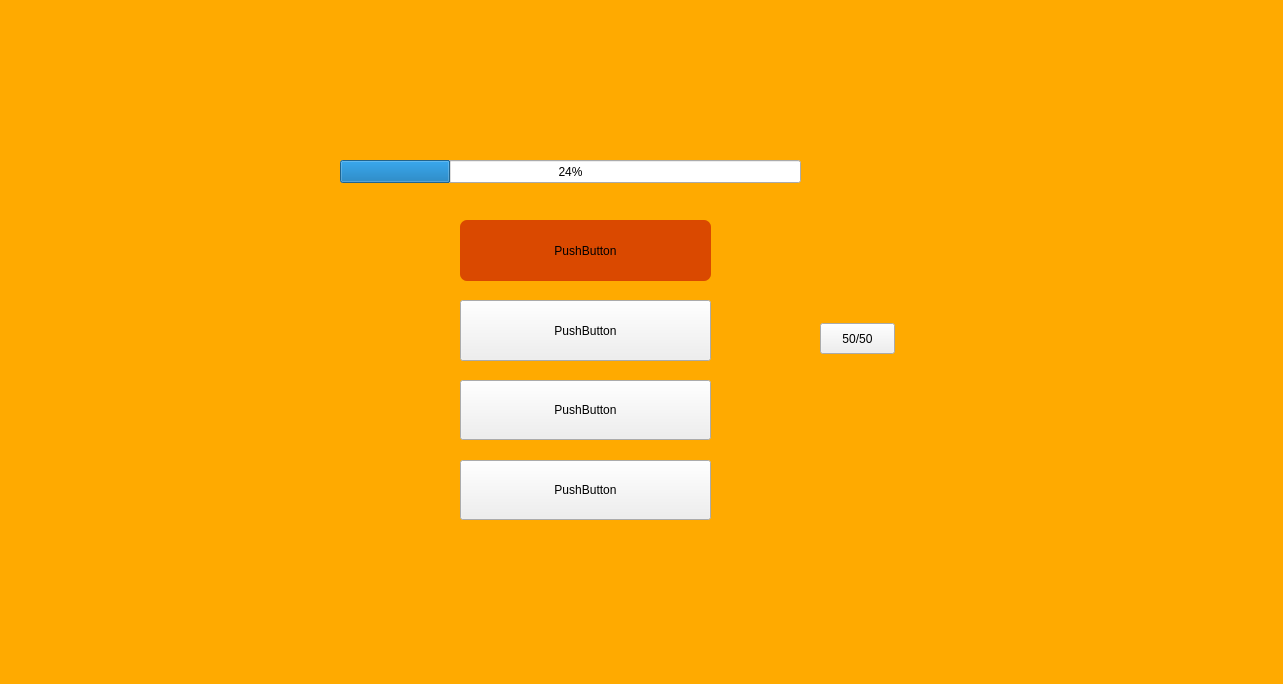
This is Client1/Play.ui in Paul-Podoleanu/ProjectModernCpp as Qt 5 draws it before an edit. The edited form follows.
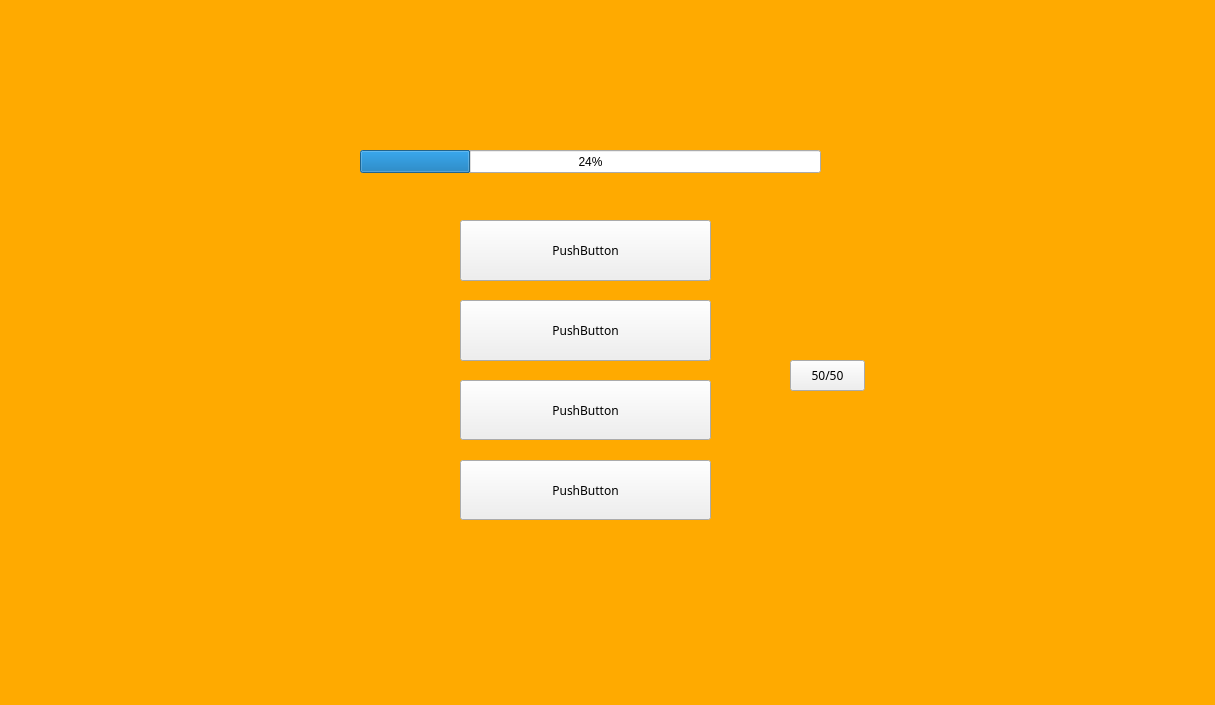
This is the edited form. Icons and pictures are not drawn.

Commit message: Modificat aspectul la Play.ui (intrebari vu variatii)

Diff of the .ui file:
```diff
--- a/Client1/Play.ui
+++ b/Client1/Play.ui
@@ -6,8 +6,8 @@
    <rect>
     <x>0</x>
     <y>0</y>
-    <width>1283</width>
-    <height>684</height>
+    <width>1215</width>
+    <height>705</height>
    </rect>
   </property>
   <property name="windowTitle">
@@ -19,10 +19,13 @@
 }</string>
   </property>
   <widget class="QWidget" name="centralWidget">
+   <property name="styleSheet">
+    <string notr="true">border-image: url(:/Poze/Resources/blank.jpg);</string>
+   </property>
    <widget class="QLabel" name="Question">
     <property name="geometry">
      <rect>
-      <x>100</x>
+      <x>110</x>
       <y>60</y>
       <width>1041</width>
       <height>41</height>
@@ -47,11 +50,15 @@
       <height>61</height>
      </rect>
     </property>
+    <property name="font">
+     <font>
+      <family>Segoe Print</family>
+     </font>
+    </property>
     <property name="styleSheet">
      <string notr="true">QPushButton{
-background-color:rgb(218, 73, 0);
-border-style:solid;
-border-radius:7px;
+border-image: transparent;
+
 }</string>
     </property>
     <property name="text">
@@ -67,6 +74,14 @@
       <height>61</height>
      </rect>
     </property>
+    <property name="font">
+     <font>
+      <family>Segoe Print</family>
+     </font>
+    </property>
+    <property name="styleSheet">
+     <string notr="true">border-image: transparent;</string>
+    </property>
     <property name="text">
      <string>PushButton</string>
     </property>
@@ -80,6 +95,14 @@
       <height>60</height>
      </rect>
     </property>
+    <property name="font">
+     <font>
+      <family>Segoe Print</family>
+     </font>
+    </property>
+    <property name="styleSheet">
+     <string notr="true">border-image: transparent;</string>
+    </property>
     <property name="text">
      <string>PushButton</string>
     </property>
@@ -93,6 +116,14 @@
       <height>60</height>
      </rect>
     </property>
+    <property name="font">
+     <font>
+      <family>Segoe Print</family>
+     </font>
+    </property>
+    <property name="styleSheet">
+     <string notr="true">border-image: transparent;</string>
+    </property>
     <property name="text">
      <string>PushButton</string>
     </property>
@@ -100,12 +131,15 @@
    <widget class="QProgressBar" name="progressBar">
     <property name="geometry">
      <rect>
-      <x>340</x>
-      <y>160</y>
+      <x>360</x>
+      <y>150</y>
       <width>461</width>
       <height>23</height>
      </rect>
     </property>
+    <property name="styleSheet">
+     <string notr="true">border-image: transparent;</string>
+    </property>
     <property name="value">
      <number>24</number>
     </property>
@@ -113,12 +147,20 @@
    <widget class="QPushButton" name="AvantajJumatate">
     <property name="geometry">
      <rect>
-      <x>820</x>
-      <y>323</y>
+      <x>790</x>
+      <y>360</y>
       <width>75</width>
       <height>31</height>
      </rect>
     </property>
+    <property name="font">
+     <font>
+      <family>Segoe Print</family>
+     </font>
+    </property>
+    <property name="styleSheet">
+     <string notr="true">border-image: transparent;</string>
+    </property>
     <property name="text">
      <string>50/50</string>
     </property>
```
Left out of the diff: 3 changed lines with no effect on the pictures. The commit also changes 1 other file.
